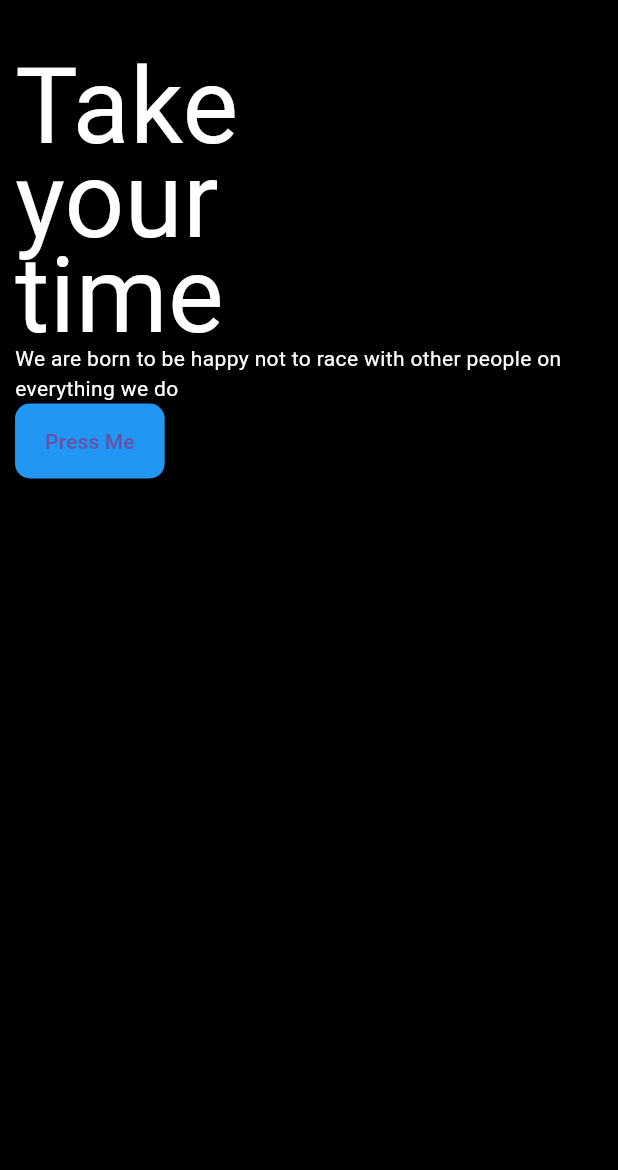
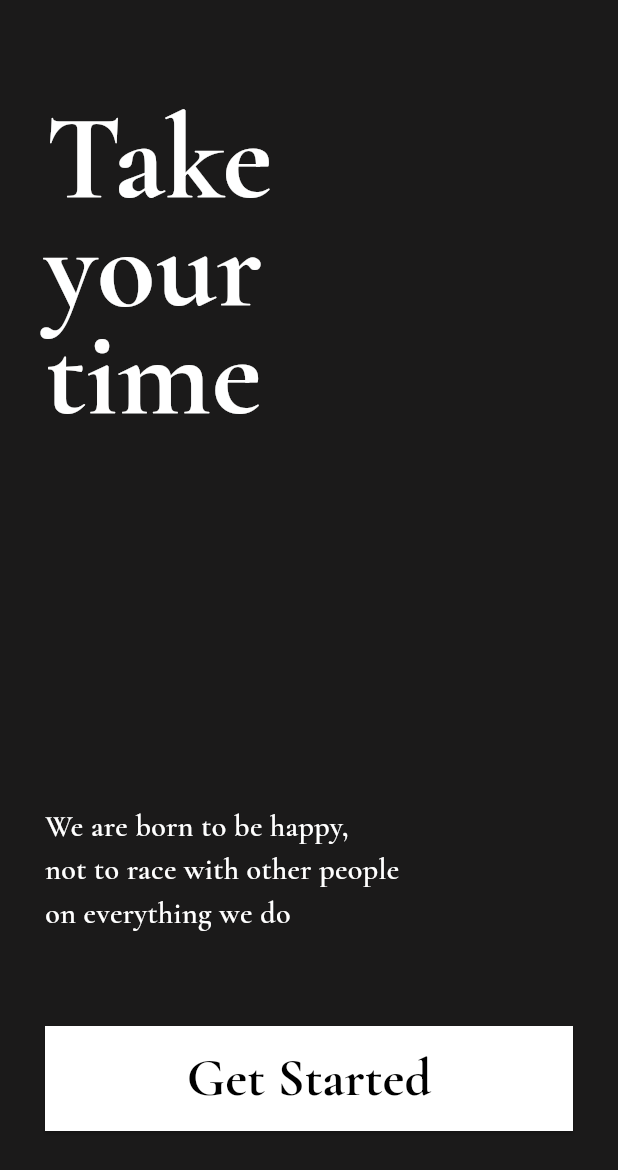
Before and after one commit to Crazymax007/toDoList, a Flutter app: the screen it shows after launch, on a phone screen of 412 x 824 dp. Shown: the top 1170 px of the screen. Run offline on Flutter 3.47's test engine with Material 3 defaults, Android fonts, the phone set to English and light mode, and no system bars; our stand-ins replace google_fonts.

Commit message:
finish Home page

```diff
--- a/lib/main.dart
+++ b/lib/main.dart
@@ -1,4 +1,5 @@
 import 'package:flutter/material.dart';
+import 'package:google_fonts/google_fonts.dart'; // นำเข้าแพ็กเกจ Google Fonts
 
 void main() => runApp(const MyApp());
 
@@ -21,55 +22,118 @@ class HomePage extends StatelessWidget {
     return Scaffold(
       body: SizedBox.expand(
         child: Container(
-          padding: const EdgeInsets.only(top: 40.0, left: 10.0),
-          color: const Color.fromARGB(255, 0, 0, 0),
+          padding: const EdgeInsets.symmetric(horizontal: 30.0, vertical: 70.0),
+          color: const Color.fromARGB(255, 27, 26, 26),
           child: Column(
             crossAxisAlignment: CrossAxisAlignment.start,
             children: [
-              const Text(
+              // ข้อความ "Take your time" อยู่ที่เดิม
+              Align(
+                alignment: Alignment.topLeft,
+                child: Column(
+                  crossAxisAlignment: CrossAxisAlignment.start,
+                  children: [
+                    Text(
                       'Take',
-                style: TextStyle(
-                  color: Colors.white,
-                  fontSize: 70,
+                      style: GoogleFonts.cormorantGaramond(
+                        fontSize: 80,
+                        fontWeight: FontWeight.w700,
                         height: 0.9, // ปรับระยะห่างระหว่างบรรทัด
+                        color: Colors.white, // เพิ่มสีขาวให้กับข้อความ
                       ),
                     ),
-              const Text(
+                    Text(
                       'your',
-                style: TextStyle(
-                  color: Colors.white,
-                  fontSize: 70,
+                      style: GoogleFonts.cormorantGaramond(
+                        fontSize: 80,
+                        fontWeight: FontWeight.w700,
                         height: 0.9, // ปรับระยะห่างระหว่างบรรทัด
+                        color: Colors.white, // เพิ่มสีขาวให้กับข้อความ
                       ),
                     ),
-              const Text(
+                    Text(
                       'time',
-                style: TextStyle(
-                  color: Colors.white,
-                  fontSize: 70,
+                      style: GoogleFonts.cormorantGaramond(
+                        fontSize: 80,
+                        fontWeight: FontWeight.w700,
                         height: 0.9, // ปรับระยะห่างระหว่างบรรทัด
+                        color: Colors.white, // เพิ่มสีขาวให้กับข้อความ
                       ),
                     ),
-              const Text(
-                "We are born to be happy not to race with other people on everything we do",
-                style: TextStyle(color: Colors.white),
+                  ],
                 ),
-              ElevatedButton(
+              ),
+              // ข้อความกลาง
+              Expanded(
+                child: Container(
+                  alignment: Alignment.topLeft,
+                  padding: const EdgeInsets.only(
+                      top: 250), // ปรับระยะห่างจากขอบซ้ายและขวา
+                  child: Text(
+                    "We are born to be happy, \nnot to race with other people \non everything we do",
+                    textAlign: TextAlign.start, // จัดตำแหน่งข้อความที่เริ่มต้น
+                    style: GoogleFonts.cormorantGaramond(
+                      fontSize: 20, // ปรับขนาดข้อความตามที่ต้องการ
+                      fontWeight: FontWeight.w600,
+                      color: Colors.white, // เพิ่มสีขาวให้กับข้อความ
+                    ),
+                  ),
+                ),
+              ),
+
+              // ปุ่มอยู่ที่ล่างสุด
+              Padding(
+                padding: const EdgeInsets.only(bottom: 0),
+                child: Align(
+                  alignment: Alignment.bottomCenter,
+                  child: ElevatedButton(
                     onPressed: () {
-                  // ฟังก์ชันที่เรียกเมื่อปุ่มถูกกด
-                  print('Button Pressed!');
+                      // แสดงกล่องข้อความป๊อปอัพ
+                      showDialog(
+                        context: context,
+                        builder: (BuildContext context) {
+                          return AlertDialog(
+                            title: const Text('Note'),
+                            content: const Text('ยังไม่ได้ทำนะจ๊ะ'),
+                            actions: <Widget>[
+                              TextButton(
+                                onPressed: () {
+                                  Navigator.of(context).pop(); // ปิดกล่องข้อความ
+                                },
+                                child: const Text('OK'),
+                              ),
+                            ],
+                          );
+                        },
+                      );
                     },
                     style: ElevatedButton.styleFrom(
-                  backgroundColor:
-                      Colors.blue, // เปลี่ยนจาก primary เป็น backgroundColor
+                      backgroundColor: Colors.white,
                       padding: const EdgeInsets.symmetric(
-                      horizontal: 20, vertical: 15), // ขนาดของปุ่ม
-                  shape: RoundedRectangleBorder(
-                    borderRadius: BorderRadius.circular(10), // ขอบโค้ง
+                          horizontal: 0,
+                          vertical: 10), // ปรับขนาดของปุ่มให้เหมาะสม
+                      shape: const RoundedRectangleBorder(
+                        borderRadius: BorderRadius.zero, // ขอบโค้ง
                       ),
                     ),
-                child: const Text('Press Me'),
-              )
+                    // ignore: avoid_unnecessary_containers
+                    child: Container(
+                      child: Center(
+                        child: Text(
+                          "Get Started",
+                          textAlign: TextAlign.center, // จัดตำแหน่งข้อความกลาง
+                          overflow: TextOverflow.ellipsis, // จัดการกับข้อความยาว
+                          style: GoogleFonts.cormorantGaramond(
+                            fontSize: 35,
+                            fontWeight: FontWeight.w800,
+                            color: Colors.black, // เพิ่มสีดำให้กับข้อความ
+                          ),
+                        ),
+                      ),
+                    ),
+                  ),
+                ),
+              ),
             ],
           ),
         ),
```
Also changed, not shown: pubspec.yaml (+15 -4 lines), assets/img/logoS.png (added), assets/img/playstore-icon.png (added), assets/img/real.png (added), pubspec.lock, 29 other files. Lines whose indentation alone changed are shown as unchanged.
